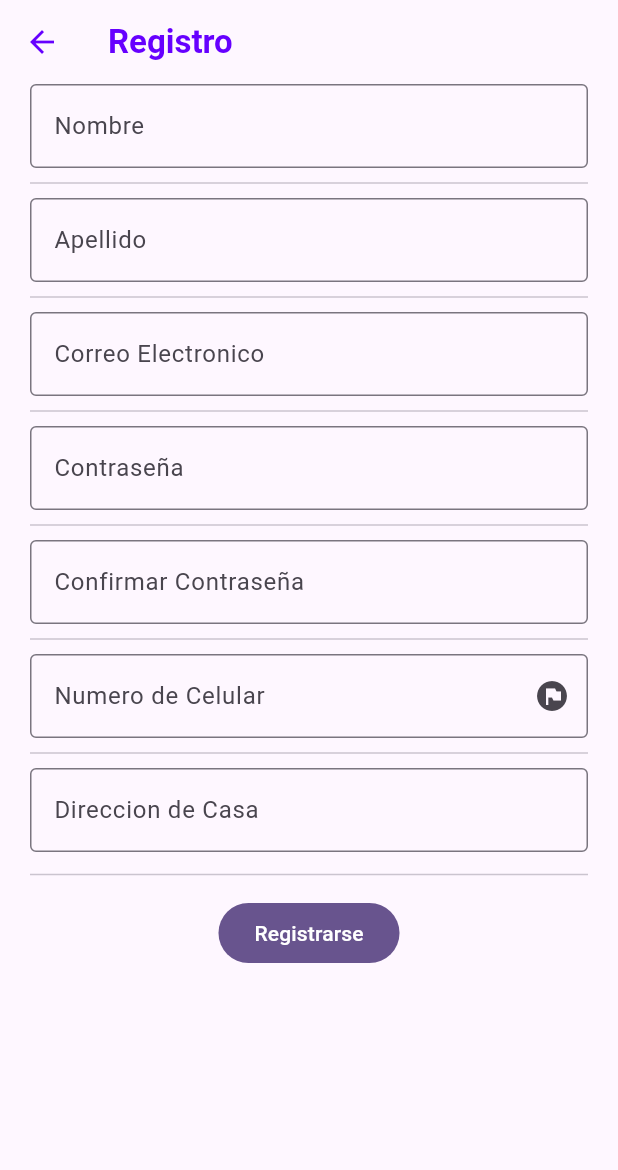
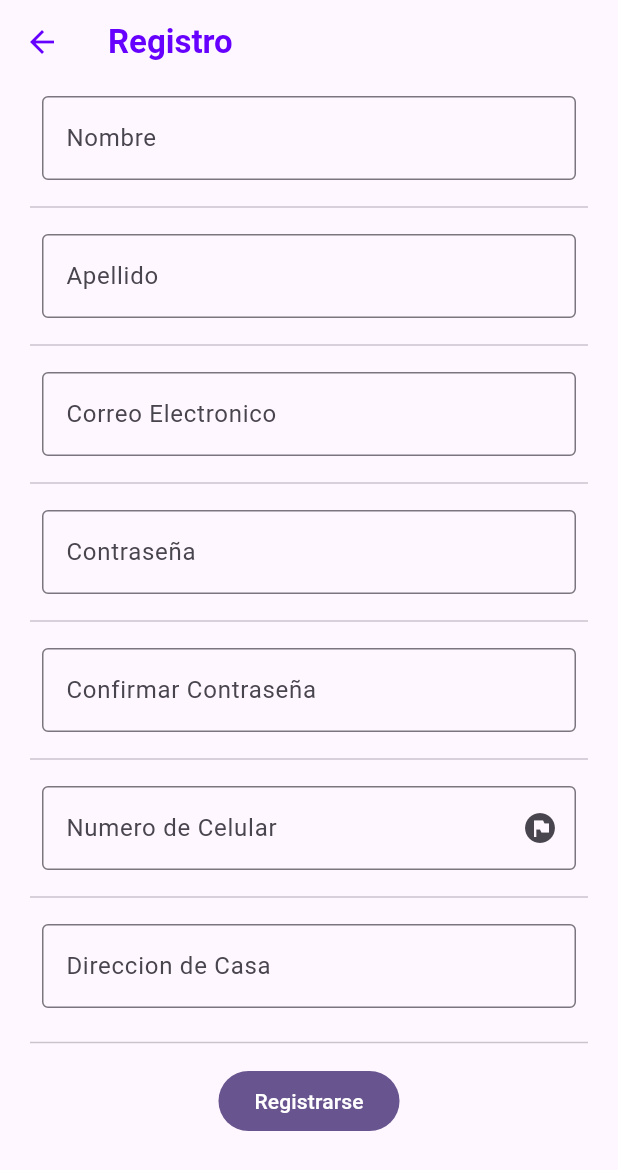
Before and after one commit to lucianoFajardo/Res-Pet_tesis, a Flutter app: the RegisterView screen opened directly, on a phone screen of 412 x 824 dp. Shown: the top 1170 px of the screen. Run offline on Flutter 3.47's test engine with Material 2 defaults, Android fonts, the phone set to English and light mode, and no system bars.

Commit message:
actualizado 7-09-23 cambios de bastian y bruno

```diff
--- a/lib/src/routers/routers.dart
+++ b/lib/src/routers/routers.dart
@@ -0,0 +1,16 @@
+import 'package:flutter/material.dart';
+import 'package:respet_app/src/views/login/login_view.dart';
+import 'package:respet_app/src/views/register/register_view.dart';
+
+class Routers {
+  static const initialRoute = 'login';
+
+  static Map<String, Widget Function(BuildContext)> routes = {
+    'login': (context) => const LoginView(),
+    'register': (context) => const RegisterView(),
+  };
+
+  static Route<dynamic> onGenerateRoutesProvider(RouteSettings) {
+    return MaterialPageRoute(builder: (context) => const LoginView());
+  }
+}
--- a/lib/src/views/register/register_view.dart
+++ b/lib/src/views/register/register_view.dart
@@ -1,22 +1,16 @@
 // ignore_for_file: prefer_const_literals_to_create_immutables, prefer_const_constructors
-
 import 'package:flutter/material.dart';
 
-class RegisterView extends StatefulWidget{
+class RegisterView extends StatefulWidget {
   const RegisterView({super.key});
-
   @override
   State<RegisterView> createState() => _RegisterViewState();
 }
-
-class _RegisterViewState extends State<RegisterView>{
-
+class _RegisterViewState extends State<RegisterView> {
   //String? nombre;
-
   @override
   Widget build(BuildContext context) {
     return Scaffold(
-
       //*Arriba
       appBar: AppBar(
         forceMaterialTransparency: true,
@@ -26,88 +20,85 @@ class _RegisterViewState extends State<RegisterView>{
           style: TextStyle(fontWeight: FontWeight.bold),
         ),
       ),
-
       //*Medio
       body: ListView(
         padding: EdgeInsets.symmetric(horizontal: 20, vertical: 0),
         children: <Widget>[
           Column(
             children: [
-            TextField(
+              Padding(
+                padding: const EdgeInsets.all(8.0),
+                child: TextField(
                   textCapitalization: TextCapitalization.words,
                   enableInteractiveSelection: true,
                   decoration: InputDecoration(
                       border: OutlineInputBorder(),
                       labelText: "Nombre",
-                hintText: "Ingresar Nombre"
+                      hintText: "Ingresar Nombre"),
                 ),
-
               ),
-
               Divider(
                 height: 20,
-
               ),
-
-            TextField(
+              Padding(
+                padding: const EdgeInsets.all(8.0),
+                child: TextField(
                   textCapitalization: TextCapitalization.words,
                   enableInteractiveSelection: true,
                   decoration: InputDecoration(
                       border: OutlineInputBorder(),
                       labelText: "Apellido",
-                hintText: "Ingresar Apellido"
+                      hintText: "Ingresar Apellido"),
                 ),
               ),
-
               Divider(
                 height: 20,
               ),
-
-            TextField(
+              Padding(
+                padding: const EdgeInsets.all(8.0),
+                child: TextField(
                   textCapitalization: TextCapitalization.words,
                   enableInteractiveSelection: true,
                   decoration: InputDecoration(
                       border: OutlineInputBorder(),
                       labelText: "Correo Electronico",
-                hintText: "Ingresar Correo Electronico"
+                      hintText: "Ingresar Correo Electronico"),
                 ),
               ),
-
               Divider(
                 height: 20,
               ),
-
-            TextField(
-
+              Padding(
+                padding: const EdgeInsets.all(8.0),
+                child: TextField(
                   enableInteractiveSelection: false,
                   obscureText: true,
                   decoration: InputDecoration(
                       border: OutlineInputBorder(),
                       labelText: "Contraseña",
-                hintText: "Ingresar Contraseña"
+                      hintText: "Ingresar Contraseña"),
                 ),
               ),
-
               Divider(
                 height: 20,
               ),
-
-            TextField(
-
+              Padding(
+                padding: const EdgeInsets.all(8.0),
+                child: TextField(
                   enableInteractiveSelection: false,
                   obscureText: true,
                   decoration: InputDecoration(
                       border: OutlineInputBorder(),
                       labelText: "Confirmar Contraseña",
-                hintText: "Ingrese nuevamente Contraseña"
+                      hintText: "Ingrese nuevamente Contraseña"),
                 ),
               ),
-
               Divider(
                 height: 20,
               ),
-
-            TextField(
+              Padding(
+                padding: const EdgeInsets.all(8.0),
+                child: TextField(
                   textCapitalization: TextCapitalization.words,
                   enableInteractiveSelection: true,
                   decoration: InputDecoration(
@@ -117,29 +108,29 @@ class _RegisterViewState extends State<RegisterView>{
                     suffixIcon: Icon(Icons.flag_circle),
                   ),
                 ),
-
+              ),
               Divider(
                 height: 20,
               ),
-
-            TextField(
+              Padding(
+                padding: const EdgeInsets.all(8.0),
+                child: TextField(
                   textCapitalization: TextCapitalization.words,
                   enableInteractiveSelection: true,
                   decoration: InputDecoration(
                       border: OutlineInputBorder(),
                       labelText: "Direccion de Casa",
-                hintText: "Opcional"
+                      hintText: "Opcional"),
                 ),
               ),
-
               Divider(
                 height: 30,
               ),
-
               SizedBox(
                 child: FilledButton(
                   style: ButtonStyle(
-                    overlayColor: MaterialStateProperty.resolveWith<Color?>((Set<MaterialState> states) {
+                    overlayColor: MaterialStateProperty.resolveWith<Color?>(
+                      (Set<MaterialState> states) {
                         if (states.contains(MaterialState.pressed)) {
                           return Color.fromARGB(255, 102, 0, 255);
                         }
@@ -151,10 +142,7 @@ class _RegisterViewState extends State<RegisterView>{
                   child: Text("Registrarse"),
 
                   //?Funcion al Apretar el boton tiene que hacer que los datos.......
-                onPressed: (
-
-                ){},
-
+                  onPressed: () {},
                 ),
               ),
             ],
```
Also changed, not shown: lib/main.dart (+5 -4 lines), lib/src/views/login/login_error.dart (+3 -7 lines), lib/src/views/login/login_sucesfull.dart (+4 -7 lines), lib/src/views/login/login_view.dart (+6 -6 lines), lib/src/views/view.dart (deleted). Lines whose indentation alone changed are shown as unchanged.
